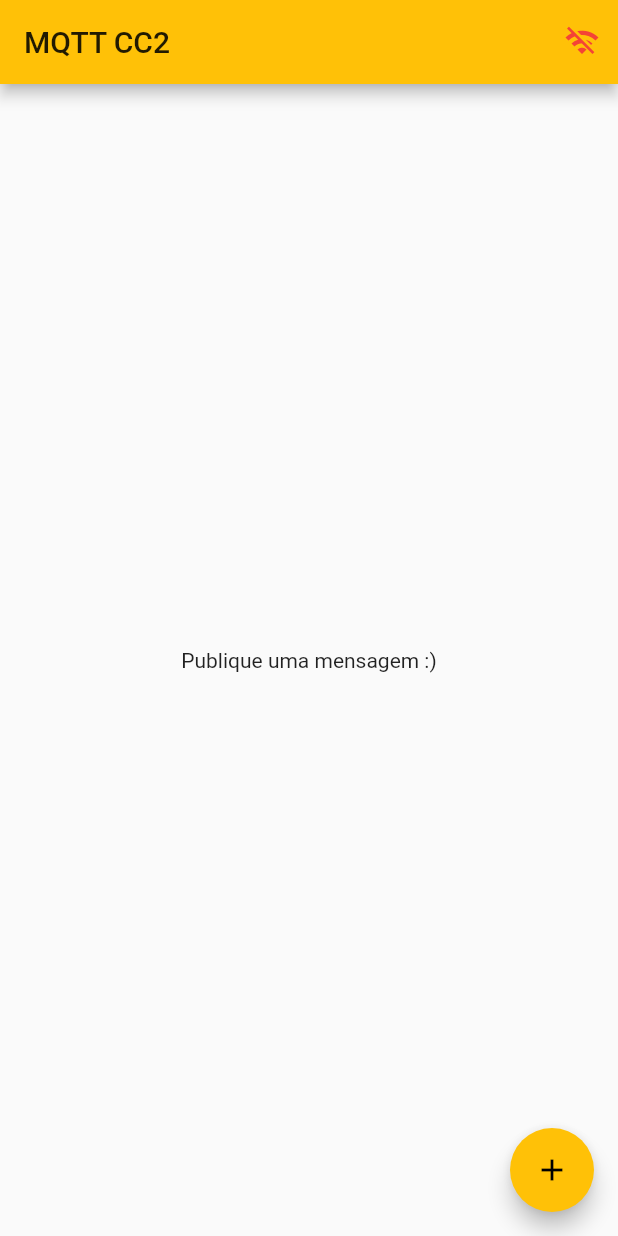
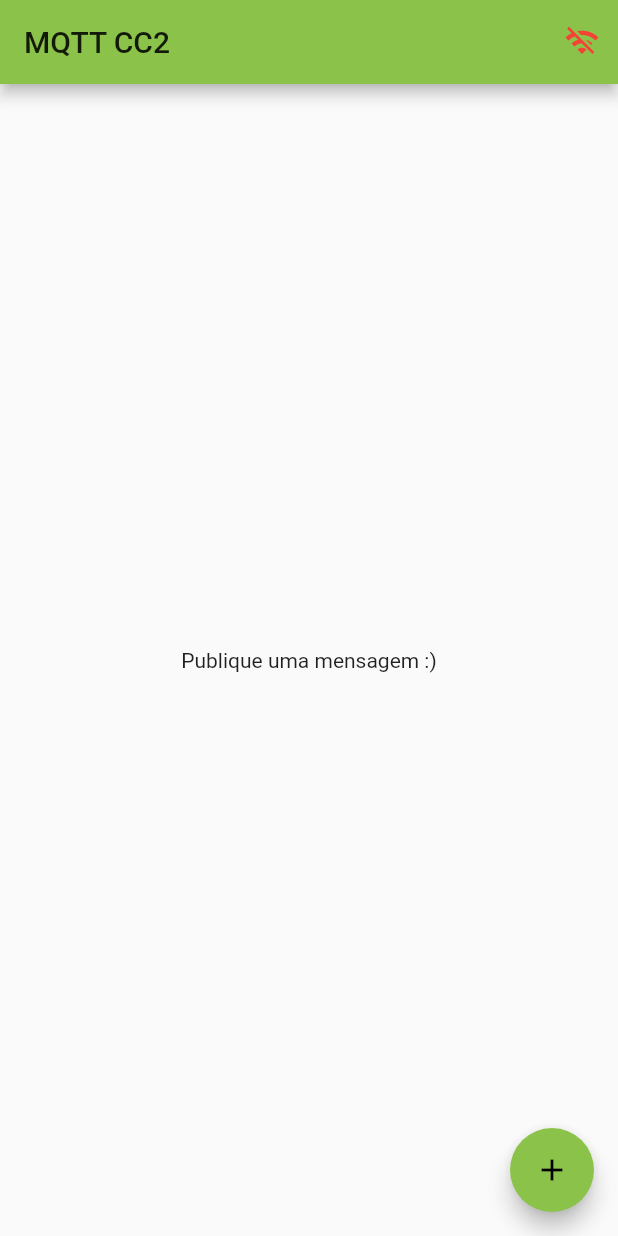
Before and after one commit to HarleyItalo/mqtt_flutter, a Flutter app: the screen it shows after launch, after a tap on the "wifi off" icon, on a phone screen of 412 x 824 dp. Run offline on Flutter 3.47's test engine with Material 2 defaults, Android fonts, the phone set to English and light mode, and no system bars; missing offline and left inert: mqtt_client.

```diff
--- a/lib/home.dart
+++ b/lib/home.dart
@@ -21,10 +21,9 @@ class _HomeState extends State<Home> {
   setup() async {
     client = MqttServerClient(
       'broker.mqttdashboard.com',
-      'clientId-zfSZ2gFxM5',
+      'clientId-PV6Kp5KwFP',
     );
     client.autoReconnect = true;
-    client.logging(on: true);
     client.keepAlivePeriod = 90;
     client.onDisconnected = () => disconnect;
     try {
@@ -45,11 +44,14 @@ class _HomeState extends State<Home> {
       return;
     }
     isConnected = true;
+    print(isConnected);
+    subscribeToTopic();
     setState(() {});
   }
 
   subscribeToTopic() {
     client.subscribe(topic, MqttQos.exactlyOnce);
+    print('subscribed');
 
     client.updates.listen((List<MqttReceivedMessage<MqttMessage>> listEvents) {
       listEvents.forEach((element) {
@@ -86,6 +88,7 @@ class _HomeState extends State<Home> {
   Future disconnect() async {
     isConnected = false;
     setState(() {});
+    print('disconnected');
     client.disconnect();
   }
 
@@ -151,6 +154,7 @@ class _HomeState extends State<Home> {
                           builder.addString(message);
                           client.publishMessage(
                               topic, MqttQos.exactlyOnce, builder.payload);
+                          print(message);
                           MyApp.navigationKey.currentState.pop();
                         },
                         child: Text('Publicar')),
--- a/lib/main.dart
+++ b/lib/main.dart
@@ -3,7 +3,7 @@ import 'package:flutter/material.dart';
 import 'home.dart';
 
 void main() {
-  runApp(MyApp());
+  runApp(new MyApp());
 }
 
 class MyApp extends StatelessWidget {
@@ -12,10 +12,10 @@ class MyApp extends StatelessWidget {
   @override
   Widget build(BuildContext context) {
     return MaterialApp(
-        title: 'Flutter Demo',
+        title: 'MQTT CC2',
         navigatorKey: navigationKey,
         theme: ThemeData(
-          primarySwatch: Colors.amber,
+          primarySwatch: Colors.lightGreen,
           visualDensity: VisualDensity.adaptivePlatformDensity,
         ),
         home: Home());
```
Also changed, not shown: 1 other file.
